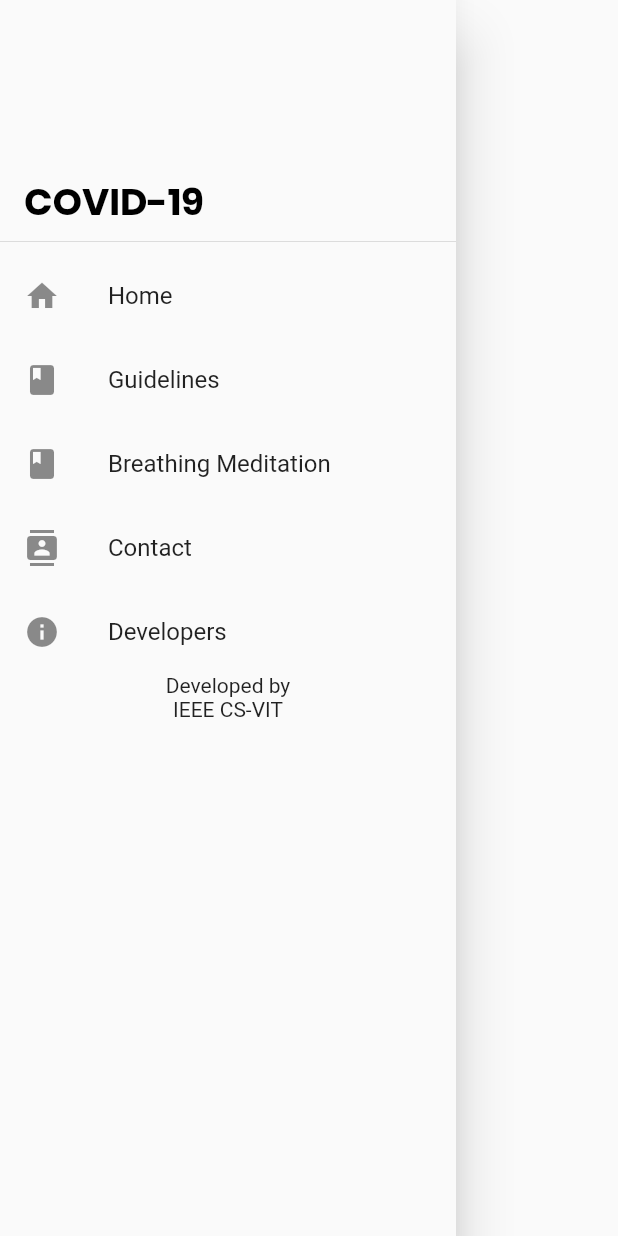
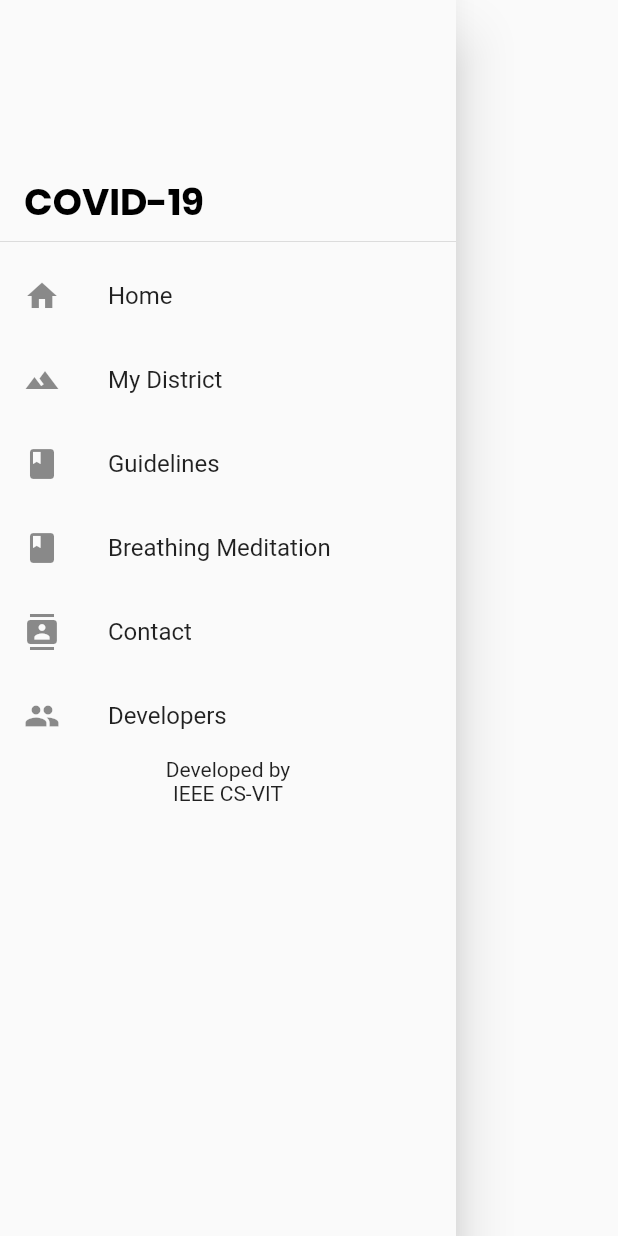
Before and after one commit to Siddharth-14/covid_19, a Flutter app: the NavDrawer widget shown alone on an empty page, opened directly, on a phone screen of 412 x 824 dp. Run offline on Flutter 3.47's test engine with Material 2 defaults, Android fonts, the phone set to English and light mode, and no system bars; our stand-ins replace get_it; missing offline and left inert: slide_countdown_clock; network calls fail.

```diff
--- a/lib/NavDrawer.dart
+++ b/lib/NavDrawer.dart
@@ -1,4 +1,3 @@
-import 'package:covid19/contact.dart';
 import 'package:covid19/developer.dart';
 import 'package:covid19/guideline.dart';
 import 'package:covid19/main.dart';
@@ -36,6 +35,15 @@ class NavDrawer extends StatelessWidget {
             },
           ),
           ListTile(
+            leading: Icon(Icons.filter_hdr),
+            title: Text('My District'),
+            onTap: () =>
+            {
+              Navigator.push(context,
+                  new MaterialPageRoute(builder: (context) => new HomePage()))
+            },
+          ),
+          ListTile(
             leading: Icon(Icons.book),
             title: Text('Guidelines'),
             onTap: () =>
@@ -57,13 +65,13 @@ class NavDrawer extends StatelessWidget {
           ListTile(
             leading: Icon(Icons.contacts),
             title: Text('Contact'),
-            onTap: () => {
+            /*onTap: () => {
               Navigator.push(context,
                   new MaterialPageRoute(builder: (context) => new Contact()))
-            },
+            },*/
           ),
           ListTile(
-            leading: Icon(Icons.info),
+            leading: Icon(Icons.group),
             title: Text('Developers'),
             onTap: () =>
             {
```
Also changed, not shown: lib/home.dart (+13 -24 lines).
